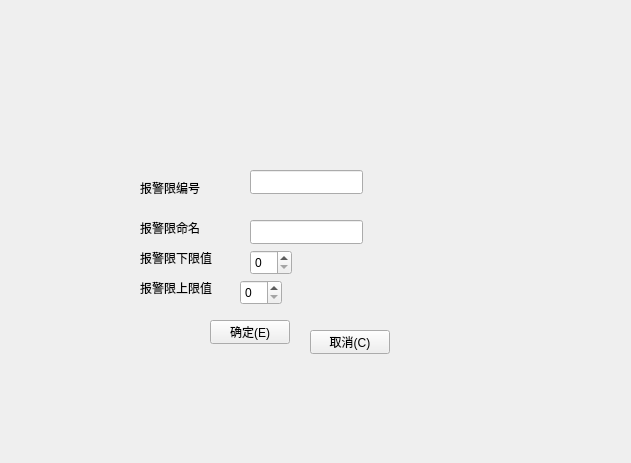
eth-from-zero/qzy-environmental-monitoring, file src/config_ui/qt/src/config/ui/variant_edit/alarmlimitset/ve_al_alarmlimitedit.ui: the form before one commit.
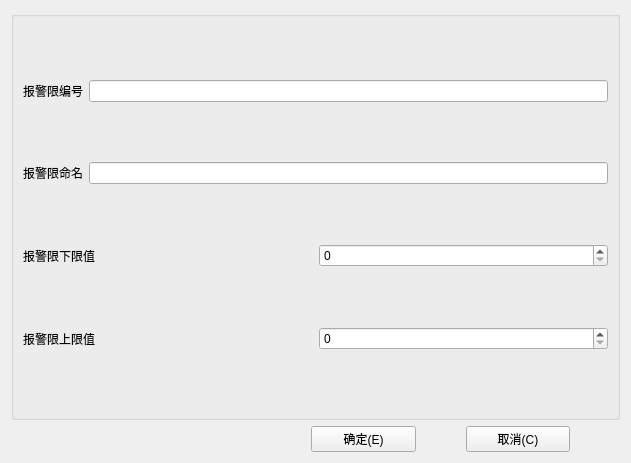
The form after the commit.

```diff
--- a/src/config_ui/qt/src/config/ui/variant_edit/alarmlimitset/ve_al_alarmlimitedit.ui
+++ b/src/config_ui/qt/src/config/ui/variant_edit/alarmlimitset/ve_al_alarmlimitedit.ui
@@ -13,124 +13,100 @@
   <property name="windowTitle">
    <string>Form</string>
   </property>
-  <widget class="QPushButton" name="pushButton">
-   <property name="geometry">
-    <rect>
-     <x>210</x>
-     <y>320</y>
-     <width>80</width>
-     <height>24</height>
-    </rect>
-   </property>
-   <property name="text">
-    <string>确定(E)</string>
-   </property>
-  </widget>
-  <widget class="QPushButton" name="pushButton_2">
-   <property name="geometry">
-    <rect>
-     <x>310</x>
-     <y>330</y>
-     <width>80</width>
-     <height>24</height>
-    </rect>
-   </property>
-   <property name="text">
-    <string>取消(C)</string>
-   </property>
-  </widget>
+  <layout class="QVBoxLayout" name="verticalLayout_2" stretch="5,1">
+   <item>
+    <widget class="QGroupBox" name="groupBox">
+     <property name="title">
+      <string/>
+     </property>
+     <layout class="QVBoxLayout" name="verticalLayout">
+      <item>
+       <layout class="QHBoxLayout" name="horizontalLayout">
+        <item>
   <widget class="QLabel" name="label">
-   <property name="geometry">
-    <rect>
-     <x>140</x>
-     <y>180</y>
-     <width>101</width>
-     <height>16</height>
-    </rect>
-   </property>
    <property name="text">
     <string>报警限编号</string>
    </property>
   </widget>
+        </item>
+        <item>
+         <widget class="QLineEdit" name="lineEdit"/>
+        </item>
+       </layout>
+      </item>
+      <item>
+       <layout class="QHBoxLayout" name="horizontalLayout_2">
+        <item>
   <widget class="QLabel" name="label_2">
-   <property name="geometry">
-    <rect>
-     <x>140</x>
-     <y>220</y>
-     <width>101</width>
-     <height>16</height>
-    </rect>
-   </property>
    <property name="text">
     <string>报警限命名</string>
    </property>
   </widget>
+        </item>
+        <item>
+         <widget class="QLineEdit" name="lineEdit_2"/>
+        </item>
+       </layout>
+      </item>
+      <item>
+       <layout class="QHBoxLayout" name="horizontalLayout_3">
+        <item>
   <widget class="QLabel" name="label_3">
-   <property name="geometry">
-    <rect>
-     <x>140</x>
-     <y>250</y>
-     <width>101</width>
-     <height>16</height>
-    </rect>
-   </property>
    <property name="text">
     <string>报警限下限值</string>
    </property>
   </widget>
+        </item>
+        <item>
+         <widget class="QSpinBox" name="spinBox"/>
+        </item>
+       </layout>
+      </item>
+      <item>
+       <layout class="QHBoxLayout" name="horizontalLayout_4">
+        <item>
   <widget class="QLabel" name="label_4">
-   <property name="geometry">
-    <rect>
-     <x>140</x>
-     <y>280</y>
-     <width>101</width>
-     <height>16</height>
-    </rect>
-   </property>
    <property name="text">
     <string>报警限上限值</string>
    </property>
   </widget>
-  <widget class="QLineEdit" name="lineEdit">
-   <property name="geometry">
-    <rect>
-     <x>250</x>
-     <y>170</y>
-     <width>113</width>
-     <height>24</height>
-    </rect>
-   </property>
-  </widget>
-  <widget class="QLineEdit" name="lineEdit_2">
-   <property name="geometry">
-    <rect>
-     <x>250</x>
-     <y>220</y>
-     <width>113</width>
-     <height>24</height>
-    </rect>
-   </property>
-  </widget>
-  <widget class="QSpinBox" name="spinBox">
-   <property name="geometry">
-    <rect>
-     <x>250</x>
-     <y>250</y>
-     <width>42</width>
-     <height>25</height>
-    </rect>
-   </property>
-  </widget>
-  <widget class="QSpinBox" name="spinBox_2">
-   <property name="geometry">
-    <rect>
-     <x>240</x>
-     <y>280</y>
-     <width>42</width>
-     <height>25</height>
-    </rect>
-   </property>
-  </widget>
+        </item>
+        <item>
+         <widget class="QSpinBox" name="spinBox_2"/>
+        </item>
+       </layout>
+      </item>
+     </layout>
+    </widget>
+   </item>
+   <item>
+    <layout class="QHBoxLayout" name="horizontalLayout_5">
+     <property name="spacing">
+      <number>50</number>
+     </property>
+     <property name="leftMargin">
+      <number>300</number>
+     </property>
+     <property name="rightMargin">
+      <number>50</number>
+     </property>
+     <item>
+      <widget class="QPushButton" name="pushButton">
+       <property name="text">
+        <string>确定(E)</string>
+       </property>
+      </widget>
+     </item>
+     <item>
+      <widget class="QPushButton" name="pushButton_2">
+       <property name="text">
+        <string>取消(C)</string>
+       </property>
+      </widget>
+     </item>
+    </layout>
+   </item>
+  </layout>
  </widget>
  <resources/>
  <connections/>
```
Lines whose indentation alone changed are shown as unchanged.
